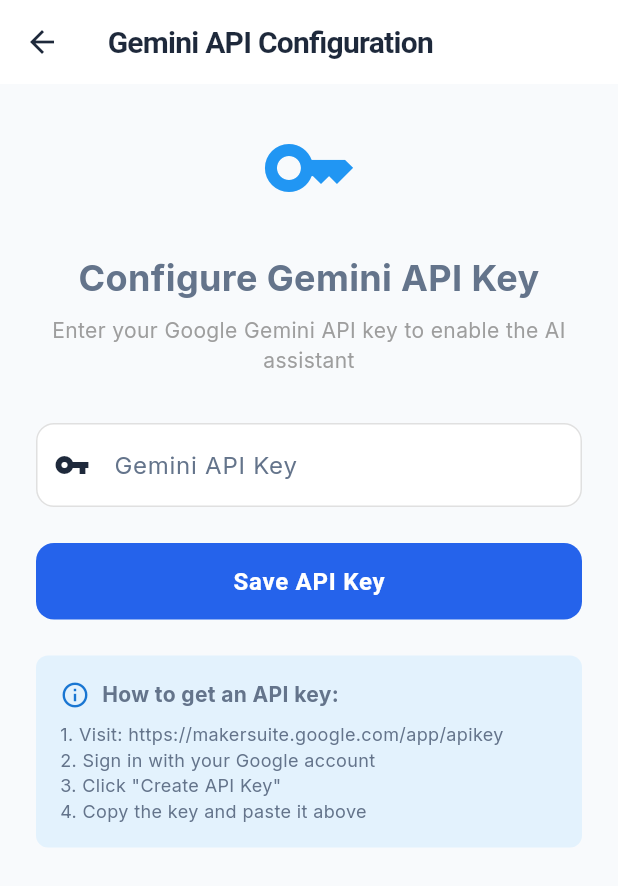
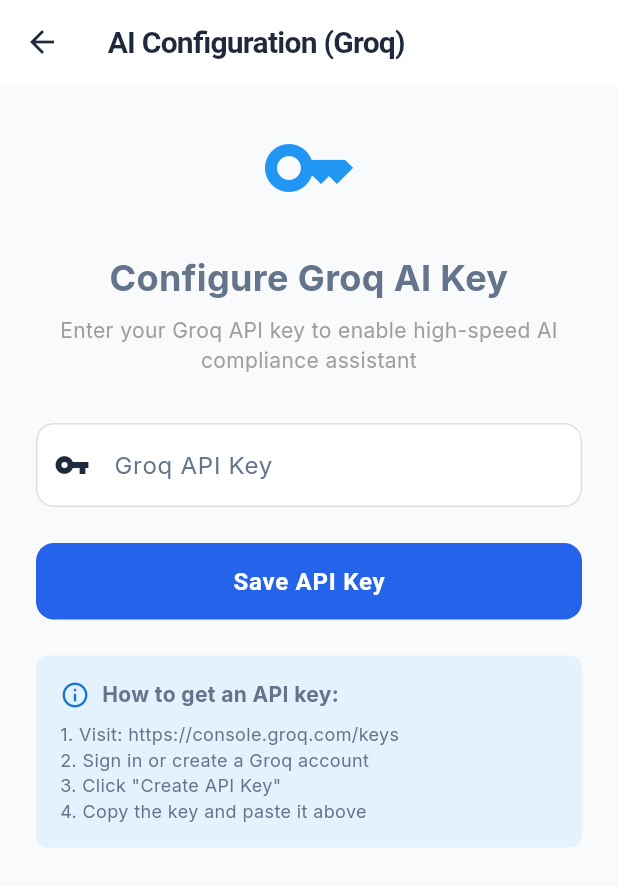
Before and after one commit to Jagadish-s-naik/Rulewise, a Flutter app: the APIKeyConfigScreen screen opened directly, on a phone screen of 412 x 824 dp. Shown: the top 886 px of the screen. Run offline on Flutter 3.47's test engine with Material 3 defaults, Android fonts, the phone set to English and light mode, and no system bars; our stand-ins replace cloud_firestore, file_picker, firebase_auth, firebase_core, firebase_messaging, firebase_remote_config and 12 more; missing offline and left inert: google_mlkit_text_recognition, mailer, razorpay_flutter, workmanager; accounts and stored records are empty; statements that could not run were skipped.

Commit message:
chore: finalize security hardening and centralize api configuration

```diff
--- a/lib/config/api_config.dart
+++ b/lib/config/api_config.dart
@@ -1,44 +1,63 @@
-import 'package:flutter_dotenv/flutter_dotenv.dart';
+// Configuration centralized for security and compile-time injection
+class ApiConfig {
+  // Firebase Configuration (Injected via --dart-define)
+  static const String firebaseWebApiKey =
+      String.fromEnvironment('FIREBASE_WEB_API_KEY');
+  static const String firebaseAndroidApiKey =
+      String.fromEnvironment('FIREBASE_ANDROID_API_KEY');
+  static const String firebaseWindowsApiKey =
+      String.fromEnvironment('FIREBASE_WINDOWS_API_KEY');
 
-class ApiConfig {
+  // Groq AI Configuration
+  static const String groqApiKey = String.fromEnvironment('GROQ_API_KEY');
+  static const String groqApiUrl =
+      'https://api.groq.com/openai/v1/chat/completions';
+
+  // Razorpay Configuration
+  static const String razorpayKeyId = String.fromEnvironment('RAZORPAY_KEY_ID');
+  static const bool enableRazorpayMock =
+      bool.fromEnvironment('ENABLE_RAZORPAY_MOCK', defaultValue: true);
+
   // API Setu Configuration
-  static String get apiSetuKey => dotenv.env['API_SETU_KEY'] ?? '';
-  static String get apiSetuBaseUrl =>
-      dotenv.env['API_SETU_BASE_URL'] ?? 'https://apisetu.gov.in/api';
-  static bool get enableApiSetu =>
-      dotenv.env['ENABLE_API_SETU']?.toLowerCase() == 'true';
+  static const String apiSetuKey = String.fromEnvironment('API_SETU_KEY');
+  static const String apiSetuBaseUrl =
+      String.fromEnvironment('API_SETU_BASE_URL', defaultValue: 'https://apisetu.gov.in/api');
+  static const bool enableApiSetu =
+      bool.fromEnvironment('ENABLE_API_SETU', defaultValue: false);
 
   // Open Government India Configuration
-  static String get openGovIndiaKey => dotenv.env['OPEN_GOV_INDIA_KEY'] ?? '';
-  static String get openGovIndiaBaseUrl =>
-      dotenv.env['OPEN_GOV_INDIA_BASE_URL'] ?? 'https://api.data.gov.in';
-  static bool get enableOpenGovIndia =>
-      dotenv.env['ENABLE_OPEN_GOV_INDIA']?.toLowerCase() == 'true';
+  static const String openGovIndiaKey =
+      String.fromEnvironment('OPEN_GOV_INDIA_KEY');
+  static const String openGovIndiaBaseUrl =
+      String.fromEnvironment('OPEN_GOV_INDIA_BASE_URL', defaultValue: 'https://api.data.gov.in');
+  static const bool enableOpenGovIndia =
+      bool.fromEnvironment('ENABLE_OPEN_GOV_INDIA', defaultValue: false);
 
   // Razorpay IFSC Configuration
-  static String get razorpayIfscBaseUrl =>
-      dotenv.env['RAZORPAY_IFSC_BASE_URL'] ?? 'https://ifsc.razorpay.com';
+  static const String razorpayIfscBaseUrl =
+      String.fromEnvironment('RAZORPAY_IFSC_BASE_URL', defaultValue: 'https://ifsc.razorpay.com');
 
   // Mutual Fund API Configuration
-  static String get mutualFundBaseUrl =>
-      dotenv.env['MUTUAL_FUND_BASE_URL'] ?? 'https://api.mfapi.in';
-  static bool get enableMutualFund =>
-      dotenv.env['ENABLE_MUTUAL_FUND']?.toLowerCase() == 'true';
+  static const String mutualFundBaseUrl =
+      String.fromEnvironment('MUTUAL_FUND_BASE_URL', defaultValue: 'https://api.mfapi.in');
+  static const bool enableMutualFund =
+      bool.fromEnvironment('ENABLE_MUTUAL_FUND', defaultValue: false);
 
   // Tax Data API Configuration
-  static String get taxDataApiKey => dotenv.env['TAX_DATA_API_KEY'] ?? '';
-  static String get taxDataBaseUrl =>
-      dotenv.env['TAX_DATA_BASE_URL'] ?? 'https://api.apilayer.com/tax_data';
-  static bool get enableTaxData =>
-      dotenv.env['ENABLE_TAX_DATA']?.toLowerCase() == 'true';
+  static const String taxDataApiKey = String.fromEnvironment('TAX_DATA_API_KEY');
+  static const String taxDataBaseUrl =
+      String.fromEnvironment('TAX_DATA_BASE_URL', defaultValue: 'https://api.apilayer.com/tax_data');
+  static const bool enableTaxData =
+      bool.fromEnvironment('ENABLE_TAX_DATA', defaultValue: false);
 
   // VAT Validation API Configuration
-  static String get vatValidationApiKey =>
-      dotenv.env['VAT_VALIDATION_API_KEY'] ?? '';
-  static String get vatValidationBaseUrl =>
-      dotenv.env['VAT_VALIDATION_BASE_URL'] ?? 'https://vat.abstractapi.com/v1';
-  static bool get enableVatValidation =>
-      dotenv.env['ENABLE_VAT_VALIDATION']?.toLowerCase() == 'true';
+  static const String vatValidationApiKey =
+      String.fromEnvironment('VAT_VALIDATION_API_KEY');
+  static const String vatValidationBaseUrl =
+      String.fromEnvironment('VAT_VALIDATION_BASE_URL', defaultValue: 'https://vat.abstractapi.com/v1');
+  static const bool enableVatValidation =
+      bool.fromEnvironment('ENABLE_VAT_VALIDATION', defaultValue: false);
+
 
   // Validation helpers
   static bool get hasApiSetuKey => apiSetuKey.isNotEmpty;
--- a/lib/screens/settings/api_key_config_screen.dart
+++ b/lib/screens/settings/api_key_config_screen.dart
@@ -21,8 +21,9 @@
 
   Future<void> _loadSavedKey() async {
     final prefs = await SharedPreferences.getInstance();
-    final key = prefs.getString('gemini_api_key');
+    final key = prefs.getString('groq_api_key');
     if (key != null && key.isNotEmpty) {
+
       setState(() {
         _savedKey =
             '${key.substring(0, 10)}...${key.substring(key.length - 4)}';
@@ -38,16 +39,18 @@
       return;
     }
 
-    if (!apiKey.startsWith('AIza')) {
-      _showError('Invalid API key format. Should start with "AIza"');
+    if (!apiKey.startsWith('gsk_')) {
+      _showError('Invalid API key format. Groq keys should start with "gsk_"');
       return;
     }
+
 
     setState(() => _isLoading = true);
 
     try {
       final prefs = await SharedPreferences.getInstance();
-      await prefs.setString('gemini_api_key', apiKey);
+      await prefs.setString('groq_api_key', apiKey);
+
 
       if (mounted) {
         ScaffoldMessenger.of(context).showSnackBar(
@@ -78,8 +81,9 @@
   Widget build(BuildContext context) {
     return Scaffold(
       appBar: AppBar(
-        title: const Text('Gemini API Configuration'),
+        title: const Text('AI Configuration (Groq)'),
       ),
+
       body: Padding(
         padding: const EdgeInsets.all(24),
         child: Column(
@@ -92,7 +96,7 @@
             ),
             const SizedBox(height: 24),
             const Text(
-              'Configure Gemini API Key',
+              'Configure Groq AI Key',
               style: TextStyle(
                 fontSize: 24,
                 fontWeight: FontWeight.bold,
@@ -101,10 +105,11 @@
             ),
             const SizedBox(height: 8),
             const Text(
-              'Enter your Google Gemini API key to enable the AI assistant',
+              'Enter your Groq API key to enable high-speed AI compliance assistant',
               style: TextStyle(color: Colors.grey),
               textAlign: TextAlign.center,
             ),
+
             const SizedBox(height: 32),
             if (_savedKey != null) ...[
               Container(
@@ -146,13 +151,14 @@
             TextField(
               controller: _apiKeyController,
               decoration: const InputDecoration(
-                labelText: 'Gemini API Key',
-                hintText: 'AIza...',
+                labelText: 'Groq API Key',
+                hintText: 'gsk_...',
                 border: OutlineInputBorder(),
                 prefixIcon: Icon(Icons.vpn_key),
               ),
               obscureText: true,
             ),
+
             const SizedBox(height: 24),
             ElevatedButton(
               onPressed: _isLoading ? null : _saveApiKey,
@@ -190,12 +196,13 @@
                   ),
                   const SizedBox(height: 8),
                   const Text(
-                    '1. Visit: https://makersuite.google.com/app/apikey\n'
-                    '2. Sign in with your Google account\n'
+                    '1. Visit: https://console.groq.com/keys\n'
+                    '2. Sign in or create a Groq account\n'
                     '3. Click "Create API Key"\n'
                     '4. Copy the key and paste it above',
                     style: TextStyle(fontSize: 12),
                   ),
+
                 ],
               ),
             ),
--- a/lib/services/payment_service.dart
+++ b/lib/services/payment_service.dart
@@ -1,18 +1,20 @@
 import 'dart:async';
 import 'package:flutter/foundation.dart';
-import 'package:flutter_dotenv/flutter_dotenv.dart';
+import 'package:rulewise/config/api_config.dart';
 import 'package:razorpay_flutter/razorpay_flutter.dart';
 import 'package:rulewise/services/subscription_service.dart';
+
 
 class PaymentService {
   Razorpay? _razorpay; // nullable — not initialised on web
   final SubscriptionService _subscriptionService;
 
-  // Load from .env for security
-  static String get _keyId => dotenv.env['RAZORPAY_KEY_ID'] ?? 'rzp_test_PLACEHOLDER';
+  // Load from ApiConfig for security
+  static String get _keyId => ApiConfig.razorpayKeyId;
 
-  // Controlled by .env flag
-  static bool get _useMockMode => dotenv.env['ENABLE_RAZORPAY_MOCK'] == 'true';
+  // Controlled by ApiConfig flag
+  static bool get _useMockMode => ApiConfig.enableRazorpayMock;
+
 
   // Temp storage for pending transaction
   String? _pendingPlanName;
--- a/pubspec.yaml
+++ b/pubspec.yaml
@@ -41,8 +41,7 @@
   # HTTP for AI API calls
   http: ^1.6.0
 
-  # Environment variables
-  flutter_dotenv: ^5.1.0
+
 
   # Email sending
   mailer: ^6.1.2
@@ -77,8 +76,7 @@
   generate: true
 
   # Assets
-  assets:
-    - .env
+
 
   # Premium Typography via Google Fonts
   # Using Inter font as Circular fallback (configured in theme)
```
Also changed, not shown: lib/main.dart (+4 -15 lines), lib/services/ai_service.dart (+24 -7 lines), lib/services/ocr_service.dart (+7 -2 lines), lib/firebase_options.dart, pubspec.lock, 1 other file.
